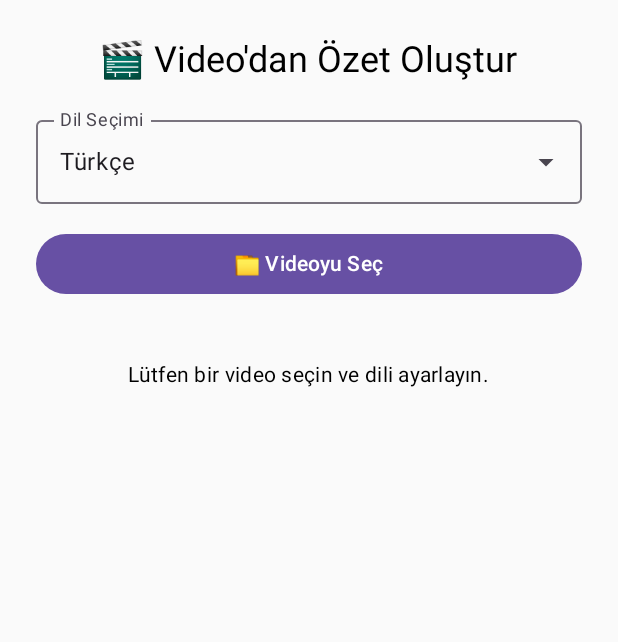
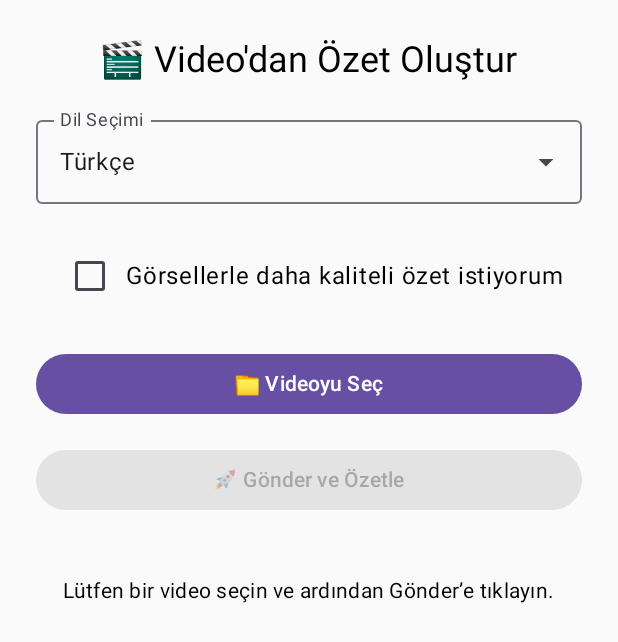
Before and after one commit to ZaferGuvenn/LastMinuteGenius, an Android app built with Jetpack Compose: the screen it shows after launch (MainActivity), on a phone screen of 412 x 824 dp. Shown: the top 642 px of the screen. Run offline under Robolectric (Android 15) with nearby library versions, the phone set to English and light mode, and no system bars; our stand-ins replace Dagger/Hilt's generated code; libraries missing offline, so code that uses them is left out: com.arthenica.ffmpegkit.

Commit message:
Feat: Added visual support to the Gemini-supported video summarization system.
- Added "I want a better quality summary with images" option (Checkbox) to the Android side.
- Manual launch is now possible with a snapshot display and a "Send" button after selecting a video.
- Updated ViewModel: Video URI, language code, and enhanced attributes are checked.
- FastAPI backend (main.py):
- If visual frames arrive, a prompt supported by image descriptions is sent to Gemini.
- If no images arrive, the classic simplification continues.
- The infrastructure is fully compatible with `google-generativeai`, `google-cloud-speech`, and `google-cloud-storage`.
- No changes were made to existing Cloud Run or Docker configurations.

- No caption generation has taken place yet, only the test caption description was used.

```diff
--- a/app/src/main/java/com/fastthinkerstudios/lastminutegenius/data/remote/SummaryApi.kt
+++ b/app/src/main/java/com/fastthinkerstudios/lastminutegenius/data/remote/SummaryApi.kt
@@ -14,8 +14,10 @@ interface SummaryApi {
 
     @Multipart
     @POST("summarize")
-    suspend fun summarizeAudio(
+    suspend fun summarizeAudioWithFrames(
         @Part audio: MultipartBody.Part,
-        @Part("language_code") languageCode: RequestBody
+        @Part("language_code") languageCode: RequestBody,
+        @Part frames: List<MultipartBody.Part> // Opsiyonel frame dosyaları
     ): Response<SummaryResponse>
+
 }
--- a/app/src/main/java/com/fastthinkerstudios/lastminutegenius/di/AppModule.kt
+++ b/app/src/main/java/com/fastthinkerstudios/lastminutegenius/di/AppModule.kt
@@ -25,9 +25,9 @@ object AppModule {
     @Singleton
     fun provideRetrofit(): Retrofit {
         val okHttpClient = OkHttpClient.Builder()
-            .connectTimeout(3, TimeUnit.MINUTES)  // Bağlantı zaman aşımı
-            .readTimeout(3, TimeUnit.MINUTES)     // Okuma zaman aşımı
-            .writeTimeout(3, TimeUnit.MINUTES)    // Yazma zaman aşımı
+            .connectTimeout(60, TimeUnit.MINUTES)  // Bağlantı zaman aşımı
+            .readTimeout(60, TimeUnit.MINUTES)     // Okuma zaman aşımı
+            .writeTimeout(60, TimeUnit.MINUTES)    // Yazma zaman aşımı
             .build()
 
         return Retrofit.Builder()
--- a/app/src/main/java/com/fastthinkerstudios/lastminutegenius/presentation/main/MainScreen.kt
+++ b/app/src/main/java/com/fastthinkerstudios/lastminutegenius/presentation/main/MainScreen.kt
@@ -1,10 +1,14 @@
 package com.fastthinkerstudios.lastminutegenius.presentation.main
 
+import android.media.MediaMetadataRetriever
+import android.view.ViewGroup
+import android.widget.ImageView
 import androidx.activity.compose.rememberLauncherForActivityResult
 import androidx.activity.result.contract.ActivityResultContracts
 import androidx.compose.foundation.layout.Arrangement
 import androidx.compose.foundation.layout.Box
 import androidx.compose.foundation.layout.Column
+import androidx.compose.foundation.layout.Row
 import androidx.compose.foundation.layout.Spacer
 import androidx.compose.foundation.layout.fillMaxSize
 import androidx.compose.foundation.layout.fillMaxWidth
@@ -17,6 +21,7 @@ import androidx.compose.foundation.verticalScroll
 import androidx.compose.material3.Button
 import androidx.compose.material3.Card
 import androidx.compose.material3.CardDefaults
+import androidx.compose.material3.Checkbox
 import androidx.compose.material3.CircularProgressIndicator
 import androidx.compose.material3.DropdownMenuItem
 import androidx.compose.material3.ExperimentalMaterial3Api
@@ -31,16 +36,18 @@ import androidx.compose.ui.Alignment
 import androidx.compose.ui.Modifier
 import androidx.compose.ui.unit.dp
 import androidx.compose.ui.unit.sp
+import androidx.compose.ui.viewinterop.AndroidView
 import androidx.hilt.navigation.compose.hiltViewModel
 
 @OptIn(ExperimentalMaterial3Api::class)
 @Composable
 fun MainScreen(viewModel: MainViewModel = hiltViewModel()) {
     val uiState by viewModel.uiState.collectAsState()
+    val enhanced by viewModel.enhancedSummary.collectAsState()
 
     val videoPicker = rememberLauncherForActivityResult(
         contract = ActivityResultContracts.GetContent(),
-        onResult = { uri -> uri?.let { viewModel.onVideoSelected(it) } }
+        onResult = { uri -> uri?.let { viewModel.setSelectedVideoUri(it) } } // artık sadece URI'yi kaydeder
     )
 
     var expanded by remember { mutableStateOf(false) }
@@ -98,11 +105,49 @@ fun MainScreen(viewModel: MainViewModel = hiltViewModel()) {
 
         Spacer(modifier = Modifier.height(16.dp))
 
+        VideoSummaryOptions(
+            isEnhancedEnabled = enhanced,
+            onEnhancedOptionChanged = { viewModel.setEnhancedSummary(it) }
+        )
+
+        Spacer(modifier = Modifier.height(16.dp))
+
         Button(
             onClick = { videoPicker.launch("video/*") },
             modifier = Modifier.fillMaxWidth()
         ) {
             Text("📁 Videoyu Seç")
+        }
+
+        // Snapshot (thumbnail)
+        viewModel.selectedVideoUri?.let { videoUri ->
+            Spacer(modifier = Modifier.height(16.dp))
+            Text("📷 Seçilen Video", style = MaterialTheme.typography.bodyMedium)
+            AndroidView(
+                factory = { context ->
+                    ImageView(context).apply {
+                        val retriever = MediaMetadataRetriever()
+                        retriever.setDataSource(context, videoUri)
+                        val bitmap = retriever.frameAtTime
+                        retriever.release()
+                        setImageBitmap(bitmap)
+                        layoutParams = ViewGroup.LayoutParams(400, 300)
+                        scaleType = ImageView.ScaleType.CENTER_CROP
+                    }
+                },
+                modifier = Modifier.padding(8.dp)
+            )
+        }
+
+        Spacer(modifier = Modifier.height(16.dp))
+
+        // Gönder Butonu
+        Button(
+            onClick = { viewModel.processSelectedVideo() },
+            modifier = Modifier.fillMaxWidth(),
+            enabled = viewModel.selectedVideoUri != null && !uiState.isLoading
+        ) {
+            Text("🚀 Gönder ve Özetle")
         }
 
         Spacer(modifier = Modifier.height(24.dp))
@@ -129,8 +174,8 @@ fun MainScreen(viewModel: MainViewModel = hiltViewModel()) {
                 ) {
                     Box(
                         modifier = Modifier
-                            .heightIn(min = 200.dp, max = 400.dp) // kart yüksekliğini sınırla
-                            .verticalScroll(rememberScrollState()) // sadece burası scrollable
+                            .heightIn(min = 200.dp, max = 400.dp)
+                            .verticalScroll(rememberScrollState())
                             .padding(16.dp)
                     ) {
                         Text(
@@ -139,17 +184,33 @@ fun MainScreen(viewModel: MainViewModel = hiltViewModel()) {
                             lineHeight = 22.sp
                         )
                     }
-
                 }
             }
 
             else -> {
                 Spacer(modifier = Modifier.height(16.dp))
                 Text(
-                    "Lütfen bir video seçin ve dili ayarlayın.",
+                    "Lütfen bir video seçin ve ardından Gönder’e tıklayın.",
                     style = MaterialTheme.typography.bodyMedium
                 )
             }
         }
     }
 }
+
+@Composable
+fun VideoSummaryOptions(
+    isEnhancedEnabled: Boolean,
+    onEnhancedOptionChanged: (Boolean) -> Unit
+) {
+    Row(
+        verticalAlignment = Alignment.CenterVertically,
+        modifier = Modifier.padding(8.dp)
+    ) {
+        Checkbox(
+            checked = isEnhancedEnabled,
+            onCheckedChange = onEnhancedOptionChanged
+        )
+        Text("Görsellerle daha kaliteli özet istiyorum")
+    }
+}
```
Also changed, not shown: app/src/main/java/com/fastthinkerstudios/lastminutegenius/data/processor/VideoProcessor.kt (+30 -0 lines), app/src/main/java/com/fastthinkerstudios/lastminutegenius/data/remote/SummaryRepository.kt (+20 -10 lines), app/src/main/java/com/fastthinkerstudios/lastminutegenius/presentation/main/MainViewModel.kt (+42 -20 lines).
